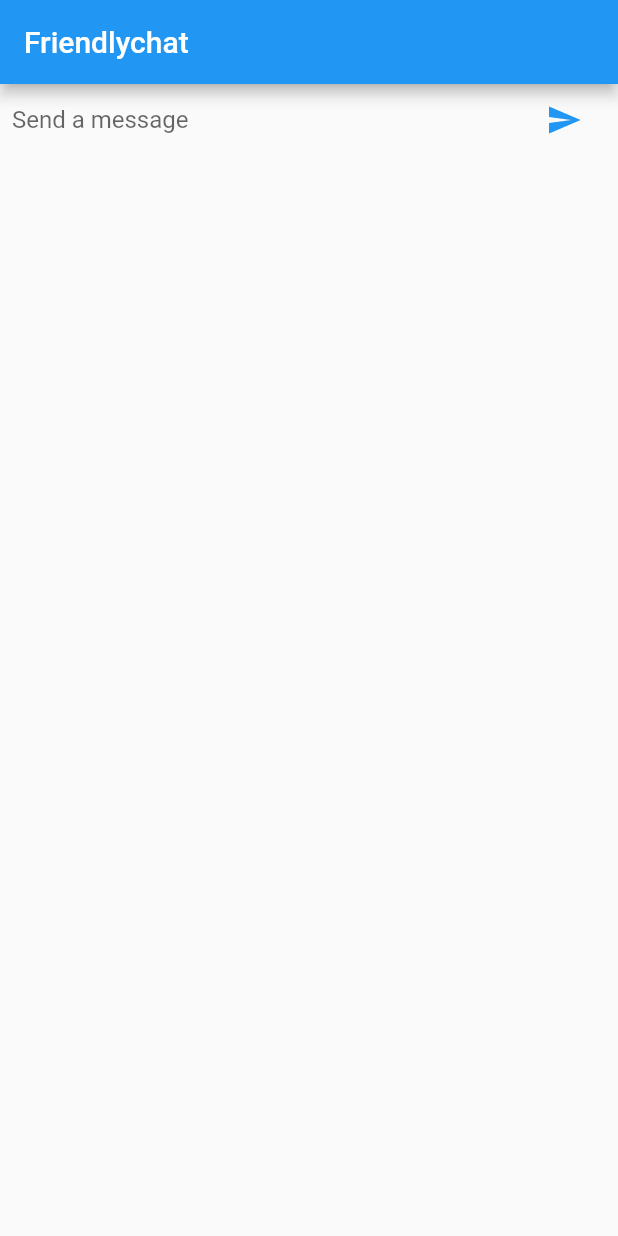
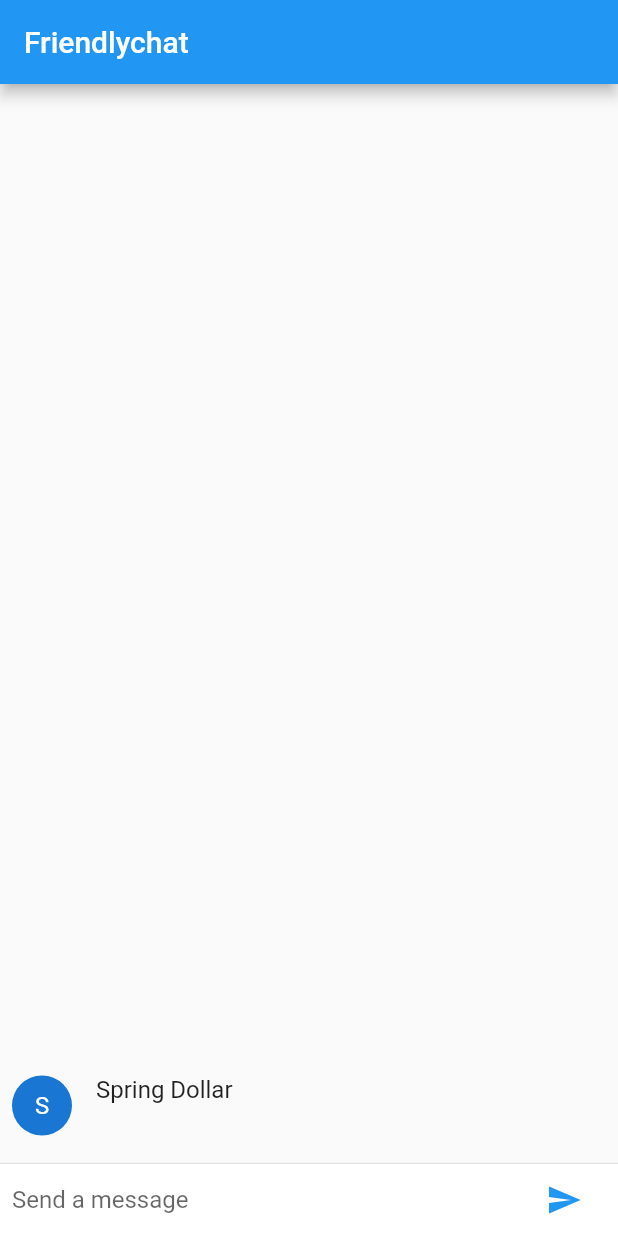
Before and after one commit to nomomax/flutter_friendlychat, a Flutter app: the screen it shows after launch, after a tap on the "send" icon, on a phone screen of 412 x 824 dp. Run offline on Flutter 3.47's test engine with Material 2 defaults, Android fonts, the phone set to English and light mode, and no system bars.

```diff
--- a/lib/main.dart
+++ b/lib/main.dart
@@ -1,4 +1,6 @@
 import 'package:flutter/material.dart';
+
+const String _name = "Spring Dollar";
 
 void main() {
   runApp(new FriendlychatApp());
@@ -20,13 +22,32 @@ class ChatScreen extends StatefulWidget {
 }
 
 class ChatScreenState extends State<ChatScreen> {
+  final List<ChatMessage> _messages = <ChatMessage>[];
   final TextEditingController _textController = new TextEditingController();
 
   @override
   Widget build(BuildContext context) {
     return new Scaffold(
       appBar: new AppBar(title: new Text("Friendlychat")),
-      body: _buildTextComposer(),
+      body: new Column(
+        children: <Widget>[
+          new Flexible(
+            child: new ListView.builder(
+              padding: new EdgeInsets.all(8.0),
+              reverse: true,
+              itemBuilder: (_, int index) => _messages[index],
+              itemCount: _messages.length,
+            ),
+          ),
+          new Divider(height: 1.0),
+          new Container(
+            decoration: new BoxDecoration(
+              color: Theme.of(context).cardColor
+            ),
+            child: _buildTextComposer(),
+          ),
+        ],
+      ),
     );
   }
 
@@ -60,5 +81,41 @@ class ChatScreenState extends State<ChatScreen> {
 
   void _handleSubmitted(String text) {
     _textController.clear();
+    ChatMessage message = new ChatMessage(
+      text: text,
+    );
+    setState(() {
+      _messages.insert(0, message);
+    });
   }
 }
+
+class ChatMessage extends StatelessWidget {
+  ChatMessage({this.text});
+  final String text;
+  @override
+  Widget build(BuildContext context) {
+    return new Container(
+      margin: const EdgeInsets.symmetric(vertical: 10.0),
+      child: new Row(
+        crossAxisAlignment: CrossAxisAlignment.start,
+        children: <Widget>[
+          new Container(
+            margin: const EdgeInsets.only(right: 16.0),
+            child: new CircleAvatar(child: new Text(_name[0])),
+          ),
+          new Column(
+            crossAxisAlignment: CrossAxisAlignment.start,
+            children: <Widget>[
+              new Text(_name, style: Theme.of(context).textTheme.subhead),
+              new Container(
+                margin: const EdgeInsets.only(top: 5.0),
+                child: new Text(text),
+              ),
+            ],
+          ),
+        ],
+      ),
+    );
+  }
+}
```
